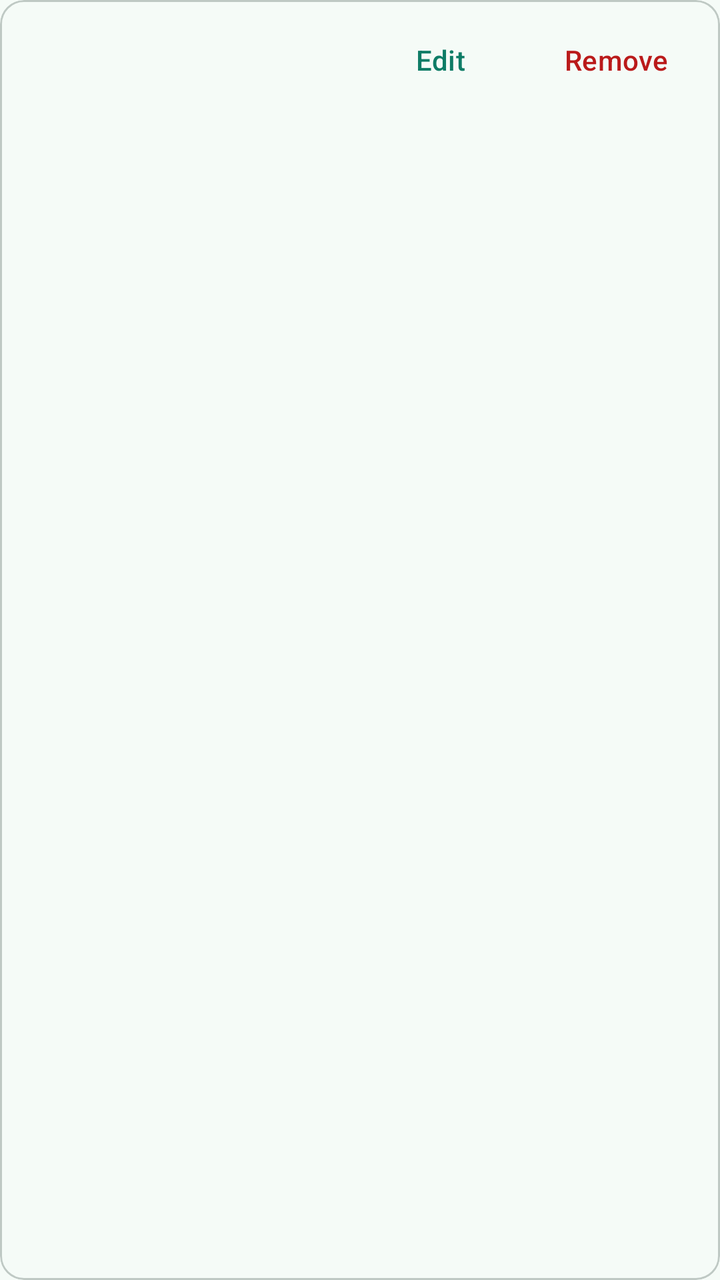
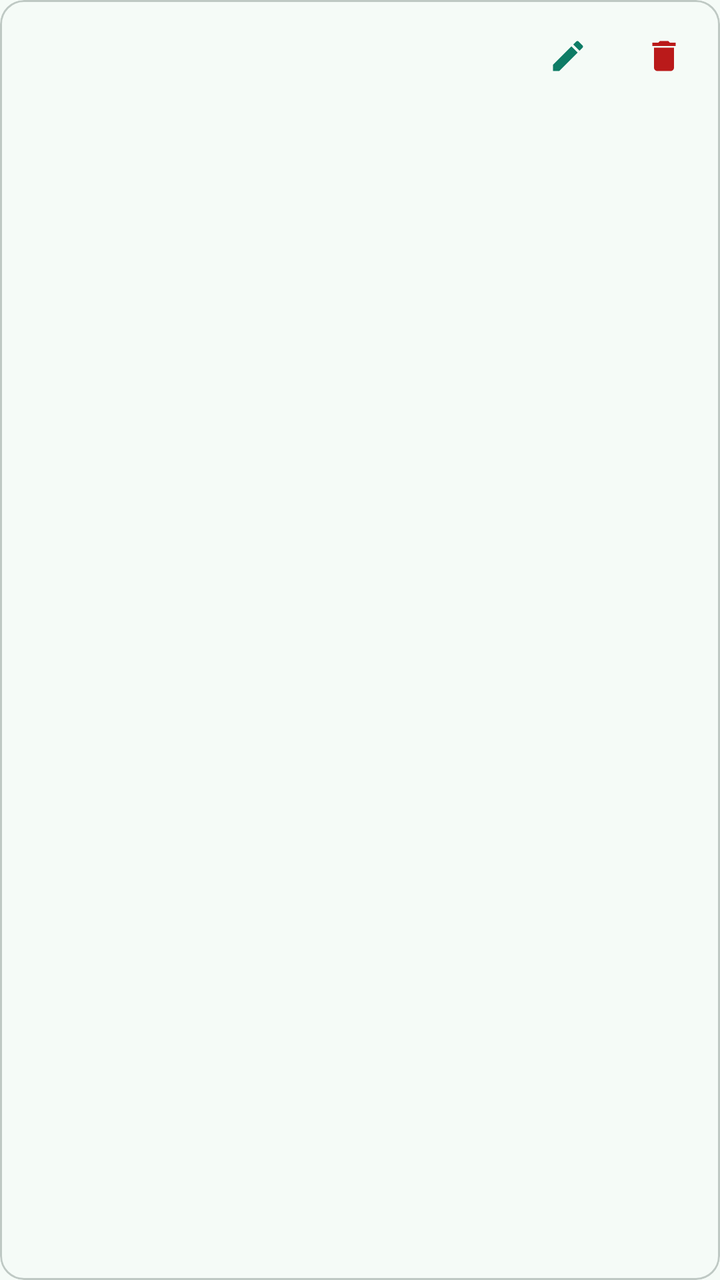

Before-and-after screenshots of an Android layout around one commit, followed by the original layout XML and the change that was made.
<!-- AndroidManifest.xml: another module's application theme Theme.Home -->
<!-- res/layout/item_scenario_condition.xml -->
<?xml version="1.0" encoding="utf-8"?>
<com.google.android.material.card.MaterialCardView xmlns:android="http://schemas.android.com/apk/res/android"
    xmlns:tools="http://schemas.android.com/tools"
    tools:ignore="SelectableText"
    style="@style/Widget.Home.Card"
    android:layout_width="match_parent"
    android:layout_height="wrap_content"
    android:layout_marginBottom="8dp">

    <LinearLayout
        android:layout_width="match_parent"
        android:layout_height="wrap_content"
        android:gravity="center_vertical"
        android:orientation="horizontal"
        android:paddingStart="16dp"
        android:paddingTop="8dp"
        android:paddingEnd="8dp"
        android:paddingBottom="8dp">

        <TextView
            android:id="@+id/condition_summary"
            android:layout_width="0dp"
            android:layout_height="wrap_content"
            android:layout_weight="1"
            android:textAppearance="?attr/textAppearanceBodyLarge" />

        <com.google.android.material.button.MaterialButton
            android:id="@+id/condition_edit"
            style="@style/Widget.Material3.Button.TextButton"
            android:layout_width="wrap_content"
            android:layout_height="wrap_content"
            android:minHeight="44dp"
            android:text="@string/scenarios_edit" />

        <com.google.android.material.button.MaterialButton
            android:id="@+id/condition_delete"
            style="@style/Widget.Material3.Button.TextButton"
            android:layout_width="wrap_content"
            android:layout_height="wrap_content"
            android:minHeight="44dp"
            android:text="@string/scenarios_remove"
            android:textColor="?attr/colorError" />
    </LinearLayout>
</com.google.android.material.card.MaterialCardView>
<!-- resources referenced by this layout -->
<resources>
  <string name="scenarios_edit">Edit</string>
  <string name="scenarios_remove">Remove</string>
  <color name="home_primary">#0E7C66</color>
  <color name="home_on_primary">#FFFFFF</color>
  <color name="home_primary_container">#BDF2E0</color>
  <color name="home_on_primary_container">#00201A</color>
  <color name="home_secondary">#4A635B</color>
  <color name="home_on_secondary">#FFFFFF</color>
  <color name="home_secondary_container">#CCE8DE</color>
  <color name="home_on_secondary_container">#05201A</color>
  <color name="home_tertiary">#8A5100</color>
  <color name="home_on_tertiary">#FFFFFF</color>
  <color name="home_tertiary_container">#FFDDB6</color>
  <color name="home_on_tertiary_container">#2C1600</color>
  <color name="home_error">#BA1A1A</color>
  <color name="home_surface">#F5FBF7</color>
  <color name="home_on_surface">#171D1A</color>
  <color name="home_on_surface_variant">#3F4945</color>
  <color name="home_surface_container_low">#EFF5F1</color>
  <color name="home_surface_container">#E9F0EC</color>
  <color name="home_surface_container_high">#E3EAE6</color>
  <color name="home_surface_container_highest">#DDE4E0</color>
  <color name="home_outline">#6F7975</color>
  <color name="home_outline_variant">#BFC9C4</color>
  <style name="ShapeAppearance.Home.Small" parent="ShapeAppearance.Material3.SmallComponent">
          <item name="cornerFamily">rounded</item>
          <item name="cornerSize">14dp</item>
      </style>
  <style name="ShapeAppearance.Home.Medium" parent="ShapeAppearance.Material3.MediumComponent">
          <item name="cornerFamily">rounded</item>
          <item name="cornerSize">22dp</item>
      </style>
  <style name="ShapeAppearance.Home.Large" parent="ShapeAppearance.Material3.LargeComponent">
          <item name="cornerFamily">rounded</item>
          <item name="cornerSize">28dp</item>
      </style>
  <!-- unchanged entries left out for length: 1 -->
</resources>

<!-- the commit's change to res/layout/item_scenario_condition.xml (unified diff, before → after) -->
@@ -1,5 +1,6 @@
 <?xml version="1.0" encoding="utf-8"?>
 <com.google.android.material.card.MaterialCardView xmlns:android="http://schemas.android.com/apk/res/android"
+    xmlns:app="http://schemas.android.com/apk/res-auto"
     xmlns:tools="http://schemas.android.com/tools"
     tools:ignore="SelectableText"
     style="@style/Widget.Home.Card"
@@ -13,9 +14,9 @@
         android:gravity="center_vertical"
         android:orientation="horizontal"
         android:paddingStart="16dp"
-        android:paddingTop="8dp"
-        android:paddingEnd="8dp"
-        android:paddingBottom="8dp">
+        android:paddingTop="4dp"
+        android:paddingEnd="4dp"
+        android:paddingBottom="4dp">
 
         <TextView
             android:id="@+id/condition_summary"
@@ -26,19 +27,19 @@
 
         <com.google.android.material.button.MaterialButton
             android:id="@+id/condition_edit"
-            style="@style/Widget.Material3.Button.TextButton"
-            android:layout_width="wrap_content"
-            android:layout_height="wrap_content"
-            android:minHeight="44dp"
-            android:text="@string/scenarios_edit" />
+            style="@style/Widget.Material3.Button.IconButton"
+            android:layout_width="48dp"
+            android:layout_height="48dp"
+            android:contentDescription="@string/scenarios_edit"
+            app:icon="@drawable/scenarios_ic_edit" />
 
         <com.google.android.material.button.MaterialButton
             android:id="@+id/condition_delete"
-            style="@style/Widget.Material3.Button.TextButton"
-            android:layout_width="wrap_content"
-            android:layout_height="wrap_content"
-            android:minHeight="44dp"
-            android:text="@string/scenarios_remove"
-            android:textColor="?attr/colorError" />
+            style="@style/Widget.Material3.Button.IconButton"
+            android:layout_width="48dp"
+            android:layout_height="48dp"
+            android:contentDescription="@string/scenarios_remove"
+            app:icon="@drawable/scenarios_ic_delete"
+            app:iconTint="?attr/colorError" />
     </LinearLayout>
 </com.google.android.material.card.MaterialCardView>
<!-- resource entries referenced after the edit -->
@@ -1,5 +1,27 @@
 <!-- resources referenced by this layout -->
 <resources>
+  <!-- drawable scenarios_ic_delete (drawable) -->
+  <vector xmlns:android="http://schemas.android.com/apk/res/android"
+      android:width="24dp"
+      android:height="24dp"
+      android:viewportWidth="24"
+      android:viewportHeight="24"
+      android:tint="?attr/colorControlNormal">
+      <path
+          android:fillColor="@android:color/white"
+          android:pathData="M6,19c0,1.1 0.9,2 2,2h8c1.1,0 2,-0.9 2,-2V7H6v12zM19,4h-3.5l-1,-1h-5l-1,1H5v2h14V4z" />
+  </vector>
+  <!-- drawable scenarios_ic_edit (drawable) -->
+  <vector xmlns:android="http://schemas.android.com/apk/res/android"
+      android:width="24dp"
+      android:height="24dp"
+      android:viewportWidth="24"
+      android:viewportHeight="24"
+      android:tint="?attr/colorControlNormal">
+      <path
+          android:fillColor="@android:color/white"
+          android:pathData="M3,17.25V21h3.75L17.81,9.94l-3.75,-3.75L3,17.25zM20.71,7.04c0.39,-0.39 0.39,-1.02 0,-1.41l-2.34,-2.34c-0.39,-0.39 -1.02,-0.39 -1.41,0l-1.83,1.83 3.75,3.75 1.83,-1.83z" />
+  </vector>
   <string name="scenarios_edit">Edit</string>
   <string name="scenarios_remove">Remove</string>
   <color name="home_primary">#0E7C66</color>
